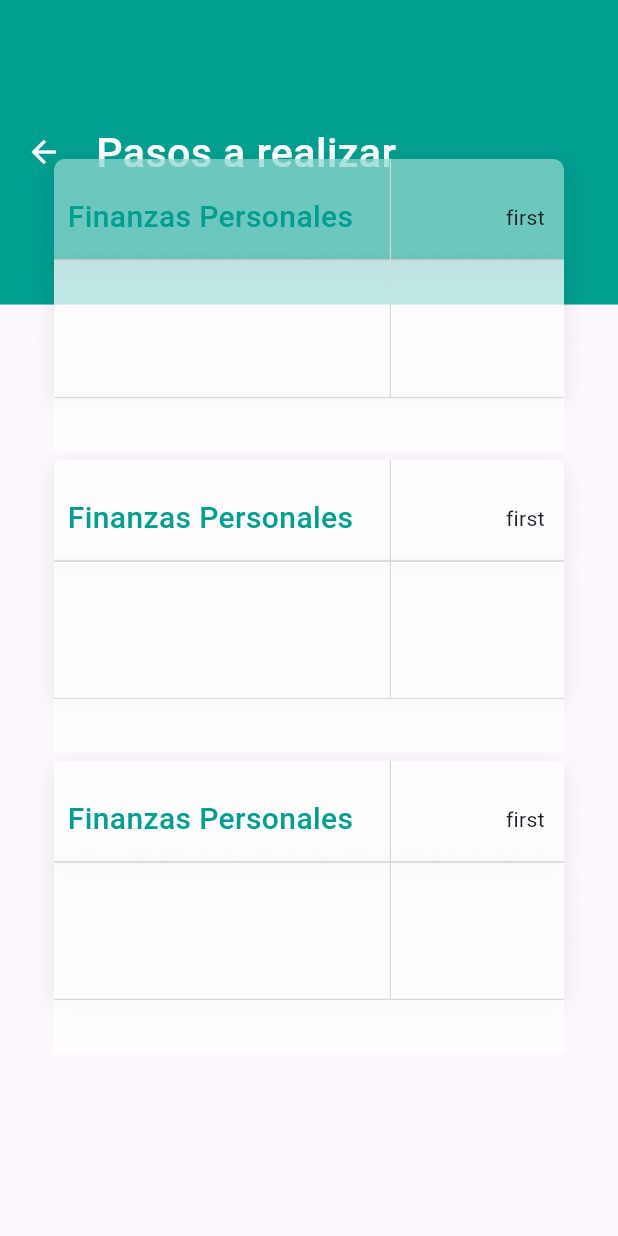
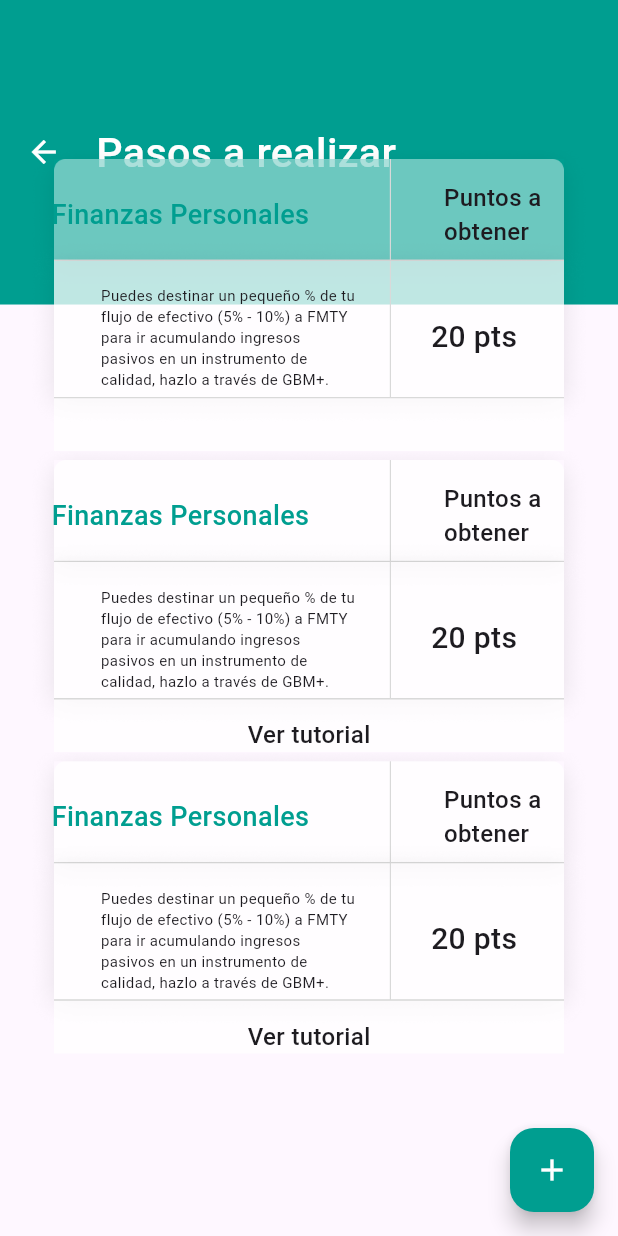
Before and after one commit to syedwaleednawaz000/beto_app, a Flutter app: the DashBoard screen opened directly, on a phone screen of 412 x 824 dp. Run offline on Flutter 3.47's test engine with Material 3 defaults, Android fonts, the phone set to English and light mode, and no system bars; our stand-ins replace flutter_screenutil, flutter_svg, get.

Commit message:
by waleed

```diff
--- a/lib/View/dashboard.dart
+++ b/lib/View/dashboard.dart
@@ -10,20 +10,25 @@ class DashBoard extends StatelessWidget {
   @override
   Widget build(BuildContext context) {
     return  Scaffold(
+      floatingActionButton: FloatingActionButton(
+          backgroundColor: Color(0xff009E90),
+          onPressed: (){
+            // Get.to(()=> ObservationScreen());
+          },child: Icon(Icons.add,color: Colors.white,)),
       body: Container(
         height: MediaQuery.of(context).size.height,
         child: Stack(
           children: [
             CustomAppBar(onTap: () {  },title: 'Pasos a realizar'),
             Container(
-              padding: EdgeInsets.only(top: 100,right: 15.w,left: 15.w),
+              margin: EdgeInsets.only(top: 100,right: 15.w,left: 15.w),
+
               child: ListView.builder(
                 itemCount: 3,
                 itemBuilder: (context, index) {
                 return Container(
-                  height: 168.h,
+                  // height: 168.h,
                 decoration:  BoxDecoration(
-                  // color: AppColor.whiteColor,
                   borderRadius: BorderRadius.circular(16),
                   image: DecorationImage(
                     image: AssetImage(index == 0 ? AppImages.backBlue : AppImages.backWhite),fit: BoxFit.cover)
@@ -31,24 +36,70 @@ class DashBoard extends StatelessWidget {
                 child: Column(
                   children: [
                     SizedBox(height: 20,),
-                    Container(
-                      height: 50,
-                      child: Row(
-                        mainAxisAlignment: MainAxisAlignment.spaceEvenly,
-                        children: [
-                          Text(
+                    Row(
+                      mainAxisAlignment: MainAxisAlignment.start,
+                      children: [
+                        Padding(
+                          padding:  EdgeInsets.only(left: 15.w),
+                          child: Text(
                               "Finanzas Personales",
                               style: TextStyle(
-                                fontSize: 20,
+                                fontSize: 18,
                                 color: AppColor.purpleColor,
                                 fontWeight: FontWeight.w500,
                               )
                           ),
-                          SizedBox(width: 40.w,),
-                          Text("first "),
-                        ],
-                      ),
+                        ),
+                        Spacer(),
+                    SizedBox(
+                      width: 99,
+                      child: Text(
+                        "Puntos a obtener",
+                        style: TextStyle(
+                        fontSize: 16,
+                        fontWeight: FontWeight.w500,
+                      )
+                                      ),
                     ),
+                      ],
+                    ),
+                    SizedBox(height: 20.h,),
+                    Row(
+                      mainAxisAlignment: MainAxisAlignment.spaceEvenly,
+                      children: [
+                        SizedBox(
+                          width: 170,
+                          child: Text(
+                              "Puedes destinar un pequeño % de tu flujo de efectivo (5% - 10%) a FMTY para ir acumulando ingresos pasivos en un instrumento de calidad, hazlo a través de GBM+.",
+                              style: TextStyle(
+                                fontSize: 10,
+                                fontWeight: FontWeight.w400,
+                              )
+                          ),
+                        ),
+                        // Spacer(),
+                        Text(
+                            "20 pts",
+                            style: TextStyle(
+                              fontSize: 20,
+                              fontWeight: FontWeight.w500,
+                            )
+                        ),
+                      ],
+                    ),
+                    SizedBox(height: 15.h,),
+                    Row(
+                      mainAxisAlignment: MainAxisAlignment.center,
+                      children: [
+                        Text(
+                            index == 0 ? "":"Ver tutorial",
+                            style: TextStyle(
+                              fontSize: 16,
+                              fontWeight: FontWeight.w500,
+                            )
+                        ),
+                      ],
+                    )
                   ],
                 ),
                 );
```
